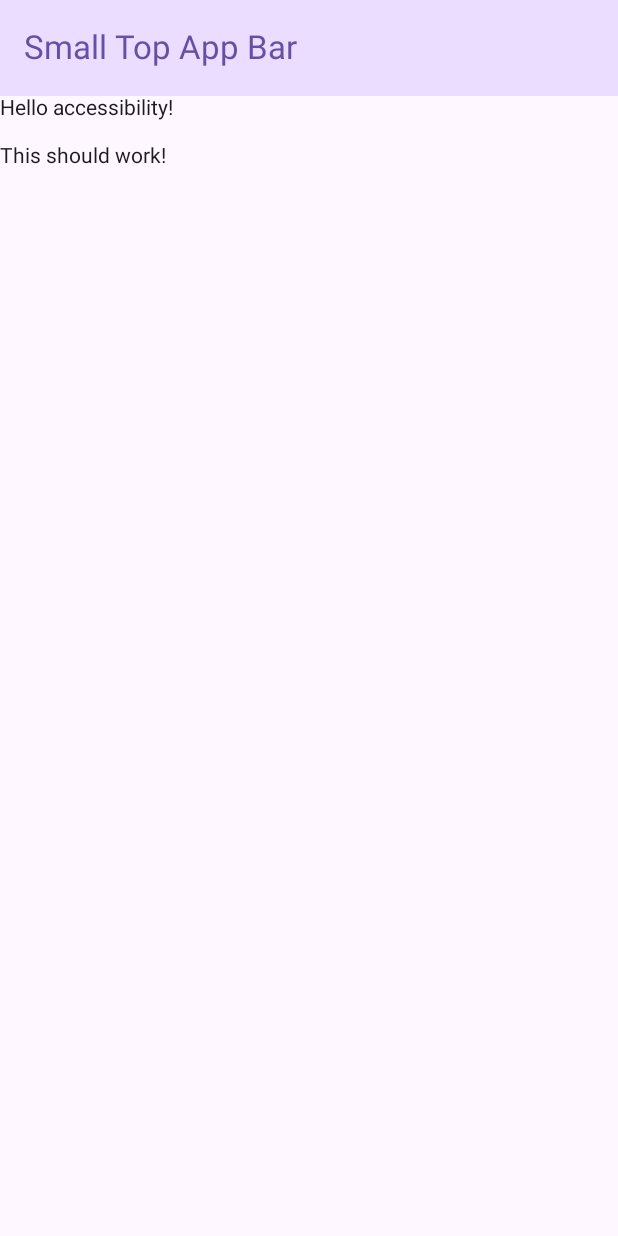
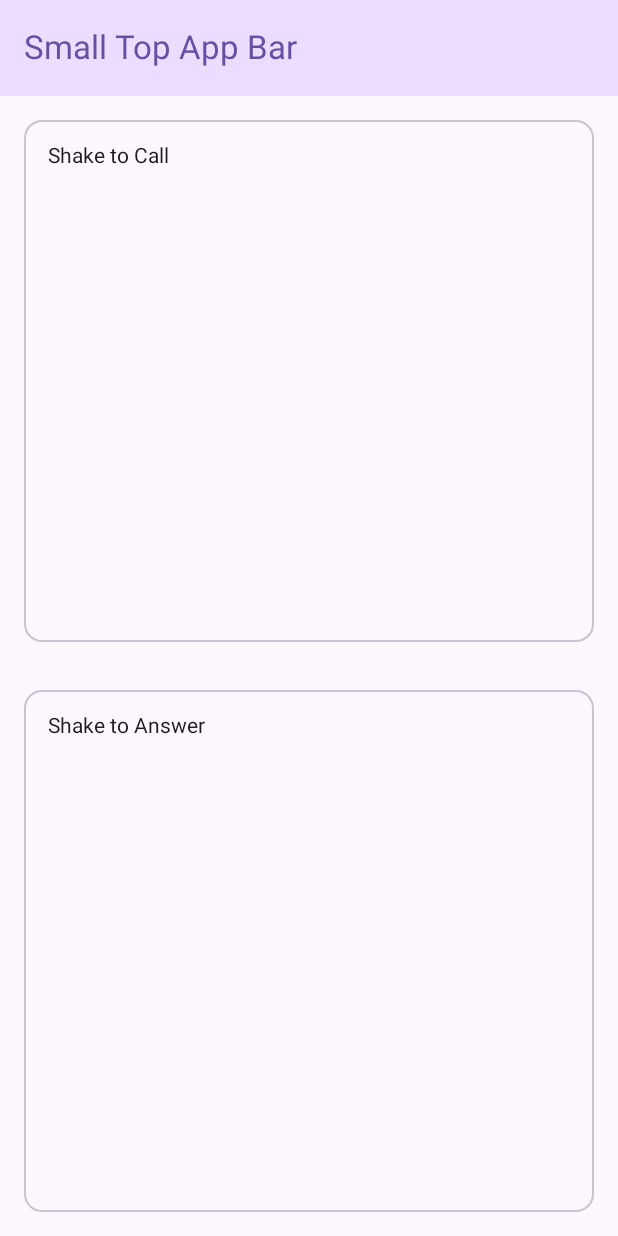
Before and after one commit to imprologic/shake-to-call-android, an Android app built with Jetpack Compose: the screen it shows after launch (MainActivity), on a phone screen of 412 x 824 dp. Run offline under Robolectric (Android 15) with nearby library versions, the phone set to English and light mode, and no system bars.

Commit message:
main layout

```diff
--- a/app/src/main/java/com/imprologic/shaketocall/MainActivity.kt
+++ b/app/src/main/java/com/imprologic/shaketocall/MainActivity.kt
@@ -7,11 +7,10 @@ import androidx.activity.compose.setContent
 import androidx.compose.foundation.layout.Column
 import androidx.compose.foundation.layout.PaddingValues
 import androidx.compose.foundation.layout.Row
-import androidx.compose.foundation.layout.Spacer
+import androidx.compose.foundation.layout.fillMaxHeight
 import androidx.compose.foundation.layout.fillMaxSize
-import androidx.compose.foundation.layout.height
+import androidx.compose.foundation.layout.fillMaxWidth
 import androidx.compose.foundation.layout.padding
-import androidx.compose.foundation.layout.width
 import androidx.compose.material3.ExperimentalMaterial3Api
 import androidx.compose.material3.MaterialTheme
 import androidx.compose.material3.Scaffold
@@ -21,14 +20,15 @@ import androidx.compose.material3.TopAppBarDefaults
 import androidx.compose.runtime.Composable
 import androidx.compose.ui.Modifier
 import androidx.compose.ui.platform.LocalConfiguration
-import androidx.compose.ui.unit.dp
+import com.imprologic.shaketocall.ui.AnswerOptionsWidget
+import com.imprologic.shaketocall.ui.CallOptionsWidget
 
 class MainActivity : ComponentActivity() {
 
     override fun onCreate(savedInstanceState: Bundle?) {
         super.onCreate(savedInstanceState)
         setContent {
-            SmallTopAppBarExample()
+            ScaffoldContainer()
         }
     }
 
@@ -37,7 +37,7 @@ class MainActivity : ComponentActivity() {
 
 @OptIn(ExperimentalMaterial3Api::class)
 @Composable
-fun SmallTopAppBarExample() {
+fun ScaffoldContainer() {
     Scaffold(
         topBar = {
             TopAppBar(
@@ -51,13 +51,13 @@ fun SmallTopAppBarExample() {
             )
         },
     ) { innerPadding ->
-        MainLayout(innerPadding)
+        AdaptiveLayout(innerPadding)
     }
 }
 
 
 @Composable
-fun MainLayout(innerPadding: PaddingValues) {
+fun AdaptiveLayout(innerPadding: PaddingValues) {
     val configuration = LocalConfiguration.current
     val isLandscape = configuration.orientation == Configuration.ORIENTATION_LANDSCAPE
 
@@ -67,9 +67,16 @@ fun MainLayout(innerPadding: PaddingValues) {
                 .fillMaxSize()
                 .padding(innerPadding)
         ) {
-            FirstWidget()
-            Spacer(modifier = Modifier.width(16.dp))
-            SecondWidget()
+            CallOptionsWidget(
+                modifier = Modifier
+                    .weight(1f)
+                    .fillMaxHeight()
+            )
+            AnswerOptionsWidget(
+                modifier = Modifier
+                    .weight(1f)
+                    .fillMaxHeight()
+            )
         }
     } else {
         Column(
@@ -77,23 +84,16 @@ fun MainLayout(innerPadding: PaddingValues) {
                 .fillMaxSize()
                 .padding(innerPadding)
         ) {
-            FirstWidget()
-            Spacer(modifier = Modifier.height(16.dp))
-            SecondWidget()
+            CallOptionsWidget(
+                modifier = Modifier
+                    .weight(1f)
+                    .fillMaxWidth()
+            )
+            AnswerOptionsWidget(
+                modifier = Modifier
+                    .weight(1f)
+                    .fillMaxWidth()
+            )
         }
     }
 }
-
-@Composable
-fun FirstWidget() {
-    Text(
-        text = "Hello accessibility!"
-    )
-}
-
-@Composable
-fun SecondWidget() {
-    Text(
-        text = "This should work!"
-    )
-}
--- /dev/null
+++ b/app/src/main/java/com/imprologic/shaketocall/ui/AnswerOptionsWidget.kt
@@ -0,0 +1,23 @@
+package com.imprologic.shaketocall.ui
+
+import androidx.compose.foundation.layout.padding
+import androidx.compose.material3.OutlinedCard
+import androidx.compose.material3.Text
+import androidx.compose.runtime.Composable
+import androidx.compose.ui.Modifier
+import androidx.compose.ui.unit.dp
+
+
+@Composable
+fun AnswerOptionsWidget(modifier: Modifier) {
+    OutlinedCard(
+        modifier = modifier
+            .padding(16.dp)
+    ) {
+        Text(
+            text = "Shake to Answer",
+            modifier = Modifier
+                .padding(16.dp),
+        )
+    }
+}
--- /dev/null
+++ b/app/src/main/java/com/imprologic/shaketocall/ui/CallOptionsWidget.kt
@@ -0,0 +1,23 @@
+package com.imprologic.shaketocall.ui
+
+import androidx.compose.foundation.layout.padding
+import androidx.compose.material3.OutlinedCard
+import androidx.compose.material3.Text
+import androidx.compose.runtime.Composable
+import androidx.compose.ui.Modifier
+import androidx.compose.ui.unit.dp
+
+
+@Composable
+fun CallOptionsWidget(modifier: Modifier) {
+    OutlinedCard(
+        modifier = modifier
+            .padding(16.dp)
+    ) {
+        Text(
+            text = "Shake to Call",
+            modifier = Modifier
+                .padding(16.dp),
+        )
+    }
+}
```
Also changed, not shown: app/src/main/java/com/imprologic/shaketocall/ui/AccessibleSwitch.kt (renamed from app/src/main/java/com/imprologic/shaketocall/AccessibleSwitch.kt, +1 -6 lines).
